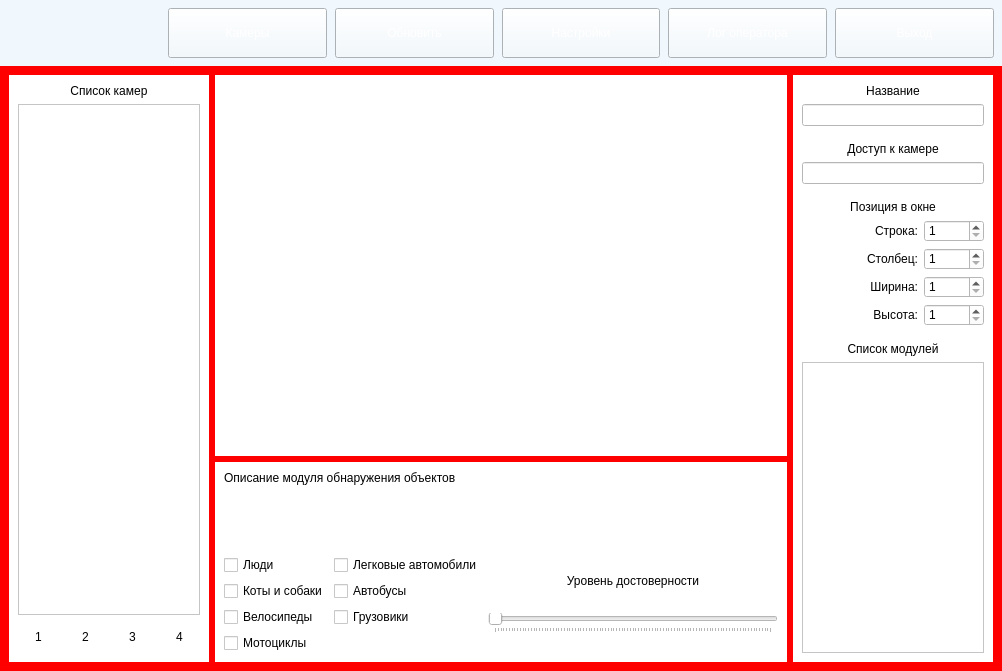
VenkarD/SecuritySystem, file mainwindow.ui: the form before one commit.
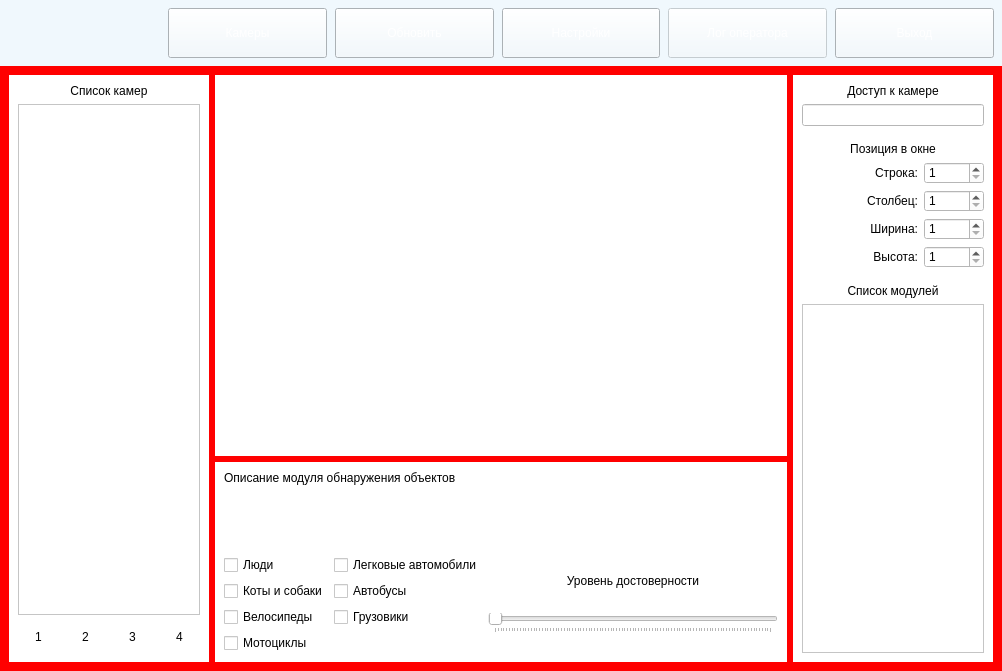
The form after the commit. Icons and pictures are not drawn. Custom widgets are drawn as their Qt base class.

Diff of the .ui file:
```diff
--- a/mainwindow.ui
+++ b/mainwindow.ui
@@ -175,6 +175,9 @@
        </item>
        <item>
         <widget class="QPushButton" name="log_btn">
+         <property name="enabled">
+          <bool>false</bool>
+         </property>
          <property name="sizePolicy">
           <sizepolicy hsizetype="Expanding" vsizetype="Expanding">
            <horstretch>0</horstretch>
@@ -602,35 +605,6 @@
            <string notr="true">background: white;</string>
           </property>
           <layout class="QVBoxLayout" name="verticalLayout_2">
-           <item>
-            <widget class="QLabel" name="label_7">
-             <property name="text">
-              <string>Название</string>
-             </property>
-             <property name="alignment">
-              <set>Qt::AlignCenter</set>
-             </property>
-            </widget>
-           </item>
-           <item>
-            <widget class="QLineEdit" name="lineEdit_2"/>
-           </item>
-           <item>
-            <spacer name="verticalSpacer">
-             <property name="orientation">
-              <enum>Qt::Vertical</enum>
-             </property>
-             <property name="sizeType">
-              <enum>QSizePolicy::Fixed</enum>
-             </property>
-             <property name="sizeHint" stdset="0">
-              <size>
-               <width>20</width>
-               <height>10</height>
-              </size>
-             </property>
-            </spacer>
-           </item>
            <item>
             <widget class="QLabel" name="label_6">
              <property name="text">
@@ -829,6 +803,13 @@
    </layout>
   </widget>
  </widget>
+ <customwidgets>
+  <customwidget>
+   <class>QImageButton</class>
+   <extends>QLabel</extends>
+   <header>custom_widgets/QImageButton</header>
+  </customwidget>
+ </customwidgets>
  <resources>
   <include location="xz.qrc"/>
  </resources>
```
Left out of the diff: 51 changed lines with no effect on the pictures.
